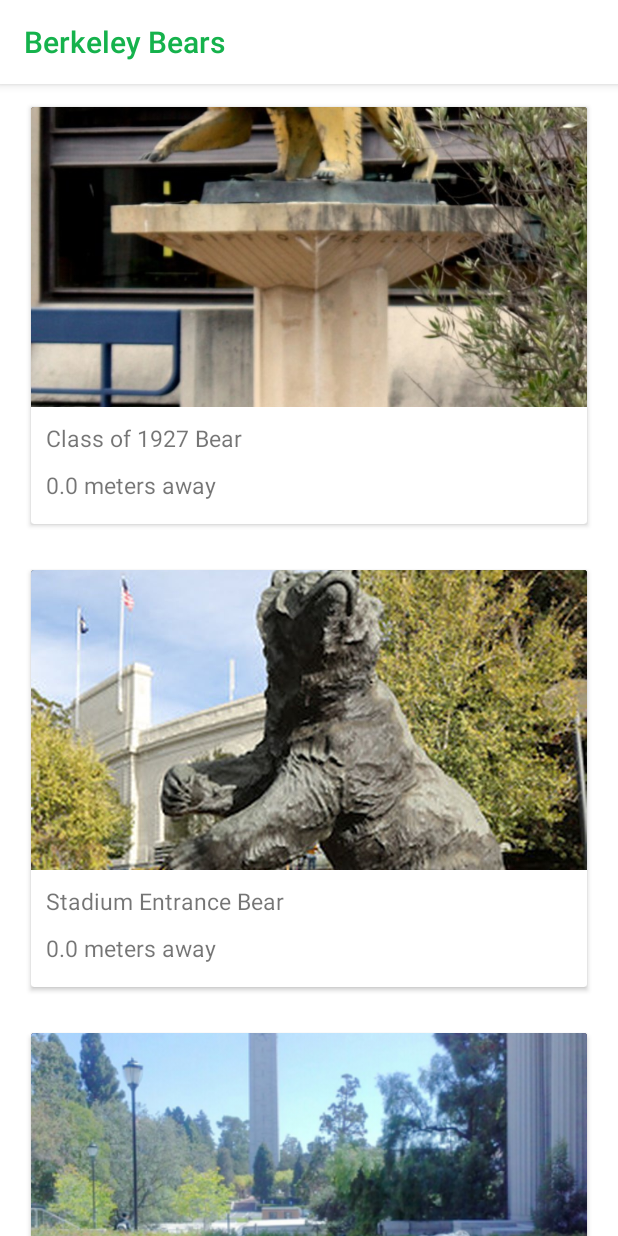
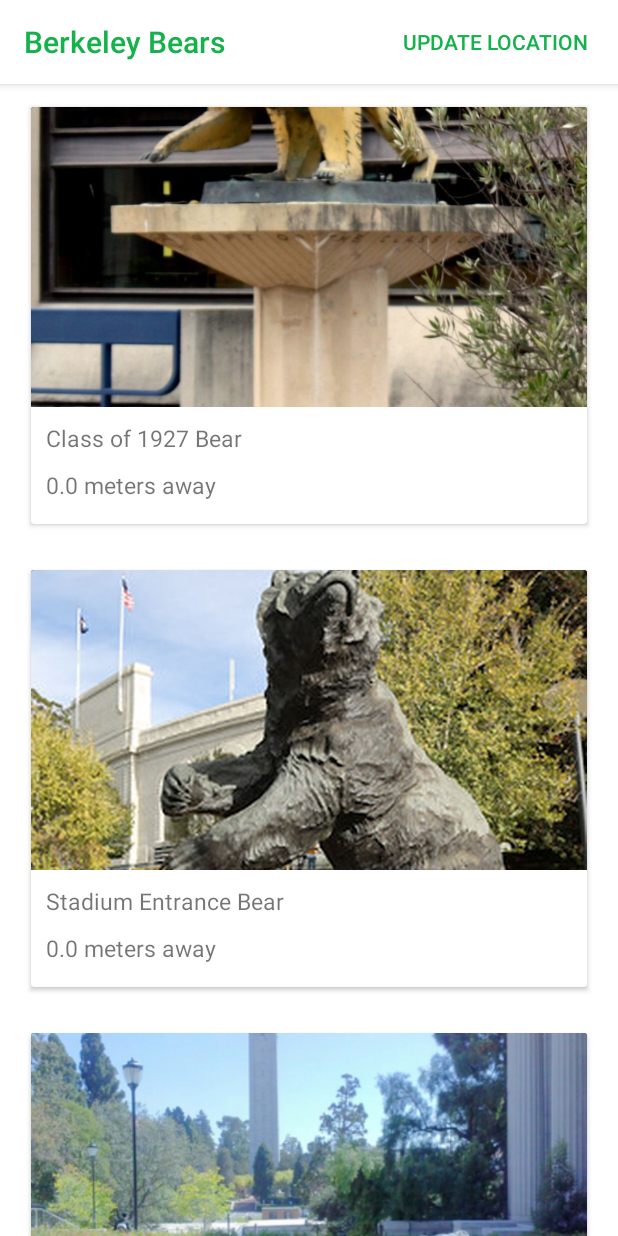
Before and after one commit to taoong/location-based-message-board, an Android app: the MainActivity screen opened directly, with no data from a screen before it, on a phone screen of 412 x 824 dp. Run offline under Robolectric (Android 15) with nearby library versions, the phone set to English and light mode, and no system bars; 1 statement that could not run was skipped.

Commit message:
LOCATION DONE

```diff
--- a/app/src/main/java/com/example/cs160_sp18/prog3/MainActivity.java
+++ b/app/src/main/java/com/example/cs160_sp18/prog3/MainActivity.java
@@ -15,6 +15,8 @@ import android.support.v7.widget.LinearLayoutManager;
 import android.support.v7.widget.RecyclerView;
 import android.support.v7.widget.Toolbar;
 import android.util.Log;
+import android.view.View;
+import android.widget.Button;
 
 import org.json.JSONArray;
 import org.json.JSONException;
@@ -37,6 +39,7 @@ public class MainActivity extends AppCompatActivity implements LocationListener
     // UI elements
     Toolbar mToolbar;
     CoordinatorLayout layout;
+    Button updateLocation;
 
     @Override
     protected void onCreate(Bundle savedInstanceState) {
@@ -47,6 +50,18 @@ public class MainActivity extends AppCompatActivity implements LocationListener
 
         mToolbar = (Toolbar) findViewById(R.id.main_toolbar);
         setSupportActionBar(mToolbar);
+
+        updateLocation = (Button) findViewById(R.id.toolbar_btn);
+        updateLocation.setOnClickListener(new View.OnClickListener() {
+            @Override
+            public void onClick(View view) {
+                Location sampleLocation = new Location("");
+                sampleLocation.setLatitude(37.869288d);
+                sampleLocation.setLongitude(-122.260125d);
+                onLocationChanged(sampleLocation);
+                setAdapterAndUpdateData();
+            }
+        });
 
         mRecyclerView = (RecyclerView) findViewById(R.id.landmark_recycler);
         mRecyclerView.setHasFixedSize(true);
@@ -62,8 +77,6 @@ public class MainActivity extends AppCompatActivity implements LocationListener
 
         setAdapterAndUpdateData();
 
-
-
         locationManager = (LocationManager) getSystemService(Context.LOCATION_SERVICE);
         if (ActivityCompat.checkSelfPermission(this, android.Manifest.permission.ACCESS_FINE_LOCATION)
                 != PackageManager.PERMISSION_GRANTED
@@ -77,12 +90,21 @@ public class MainActivity extends AppCompatActivity implements LocationListener
             // to handle the case where the user grants the permission. See the documentation
             // for ActivityCompat#requestPermissions for more details.
             Log.d("12345678999999", "BADBADBADBADBAD");
+            Location sampleLocation = new Location("");
+            sampleLocation.setLatitude(37.789d);
+            sampleLocation.setLongitude(-122.084d);
+            onLocationChanged(sampleLocation);
+
+            setAdapterAndUpdateData();
             return;
         }
         Location location = locationManager.getLastKnownLocation(locationManager.NETWORK_PROVIDER);
-        Log.d("123456789", location.toString());
         onLocationChanged(location);
+
+        setAdapterAndUpdateData();
     }
+
+
 
     @Override
     public void onLocationChanged(Location location) {
@@ -116,7 +138,7 @@ public class MainActivity extends AppCompatActivity implements LocationListener
         JSONObject jsonObj;
 
         try {
-            String jsonStr = "[ {\"landmark_name\": \"Class of 1927 Bear\",\"coordinates\": \"37.869288, -122.260125\",\"filename\": \"mlk_bear\"},{\"landmark_name\": \"Stadium Entrance Bear\",\"coordinates\": \"37.871305, -122.252516\",\"filename\": \"outside_stadium\"},{\"landmark_name\": \"Macchi Bears\",\"coordinates\": \"37.874118, -122.258778\", \"filename\": \"macchi_bears\"}, {\"landmark_name\": \"Les Bears\",\"coordinates\": \"37.871707, -122.253602\",\"filename\": \"les_bears\"}, {\"landmark_name\": \"Strawberry Creek Topiary Bear \",\"coordinates\": \"37.869861, -122.261148\",\"filename\": \"strawberry_creek\"}, {\"landmark_name\": \"South Hall Little Bear\",\"coordinates\": \"37.871382, -122.258355\",\"filename\": \"south_hall\"}, {\"landmark_name\": \"Great Bear Bell Bears\",\"coordinates\": \"37.872061599999995,-122.2578123\",\"filename\": \"bell_bears\"}, {\"landmark_name\": \"Campanile Esplanade Bears\",\"coordinates\": \"37.87233810000001,-122.25792999999999\",\"filename\": \"bench_bears\"}]";
+            String jsonStr = "[ {\"landmark_name\": \"Class of 1927 Bear\",\"coordinates\": \"37.869288, -122.260125\",\"filename\": \"mlk_bear\"},{\"landmark_name\": \"Stadium Entrance Bear\",\"coordinates\": \"37.871305, -122.252516\",\"filename\": \"outside_stadium\"},{\"landmark_name\": \"Macchi Bears\",\"coordinates\": \"37.874118, -122.258778\", \"filename\": \"macchi_bears\"}, {\"landmark_name\": \"Les Bears\",\"coordinates\": \"37.871707, -122.253602\",\"filename\": \"les_bears\"}, {\"landmark_name\": \"Strawberry Creek Topiary Bear \",\"coordinates\": \"37.869861, -122.261148\",\"filename\": \"strawberry_creek\"}, {\"landmark_name\": \"South Hall Little Bear\",\"coordinates\": \"37.871382, -122.258355\",\"filename\": \"south_hall\"}, {\"landmark_name\": \"Great Bear Bell Bears\",\"coordinates\": \"37.872061599999995, -122.2578123\",\"filename\": \"bell_bears\"}, {\"landmark_name\": \"Campanile Esplanade Bears\",\"coordinates\": \"37.87233810000001, -122.25792999999999\",\"filename\": \"bench_bears\"}]";
             JSONArray jsonArr = new JSONArray(jsonStr);
             for (int i = 0; i < jsonArr.length(); i++) {
                 jsonObj = jsonArr.getJSONObject(i);
--- a/app/src/main/res/layout/activity_landmark_feed.xml
+++ b/app/src/main/res/layout/activity_landmark_feed.xml
@@ -24,7 +24,18 @@
             android:elevation="4dp"
             android:theme="@style/ThemeOverlay.AppCompat.ActionBar"
             app:popupTheme="@style/ThemeOverlay.AppCompat.Dark"
-            />
+            >
+            <Button
+                android:id="@+id/toolbar_btn"
+                android:layout_width="wrap_content"
+                android:layout_height="wrap_content"
+                android:text="Update Location"
+                android:background="@color/white"
+                android:textColor="@color/colorPrimaryDark"
+                android:layout_marginRight="20dp"
+                android:layout_gravity="right"
+                style="?android:attr/borderlessButtonStyle"/>
+        </android.support.v7.widget.Toolbar>
 
     </android.support.design.widget.AppBarLayout>
 
```
